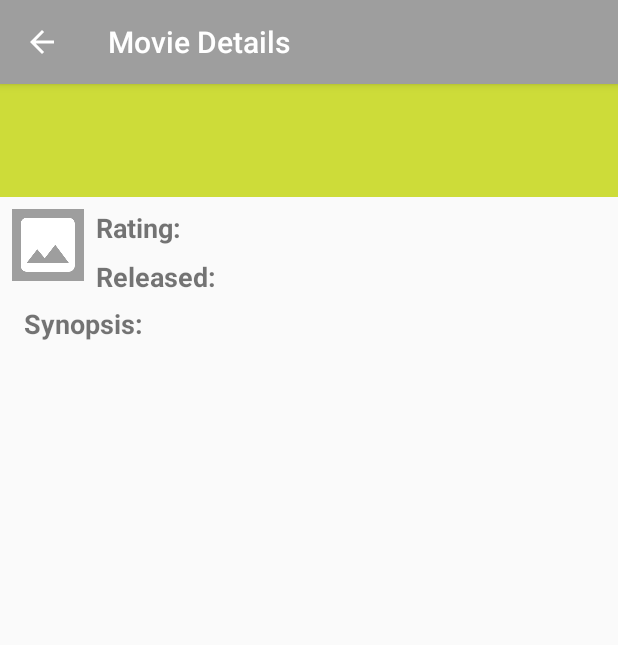
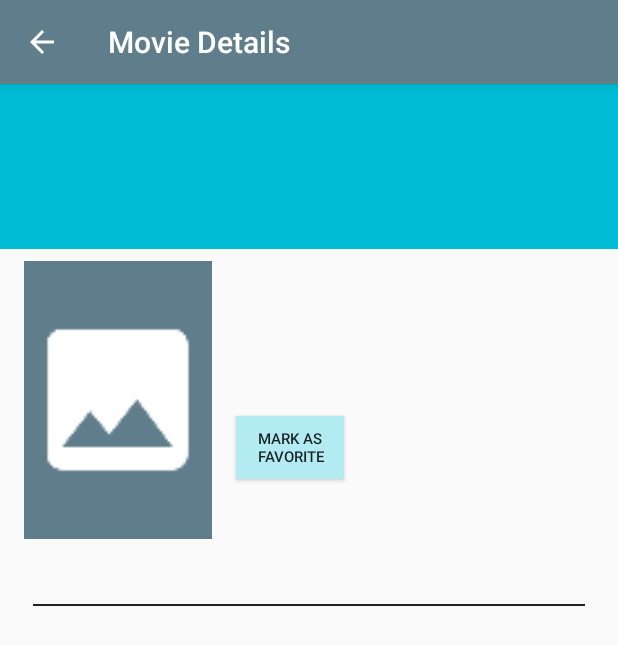
Before and after one commit to alex-dybsetter/popular-movies, an Android app: the DetailActivity screen opened directly, with no data from a screen before it, on a phone screen of 412 x 824 dp. Shown: the top 645 px of the screen. Run offline under Robolectric (Android 15) with nearby library versions, the phone set to English and light mode, and no system bars; our stand-ins replace ButterKnife, Picasso; pictures from the network do not load.

Commit message:
Changed layout to DetailActivity

```diff
--- a/app/src/main/java/net/alexblass/popularmovies1/DetailActivity.java
+++ b/app/src/main/java/net/alexblass/popularmovies1/DetailActivity.java
@@ -21,6 +21,7 @@ public class DetailActivity extends AppCompatActivity {
     @BindView(R.id.detail_synopsis_tv) TextView mSynopsis;
     @BindView(R.id.detail_rating_tv) TextView mRating;
     @BindView(R.id.detail_release_date_tv) TextView mReleaseDate;
+    @BindView(R.id.detail_duration_tv) TextView mDuration;
 
     private Movie currentMovie;
 
@@ -60,6 +61,9 @@ public class DetailActivity extends AppCompatActivity {
                 } else {
                     mReleaseDate.setText(R.string.empty_value);
                 }
+
+                mDuration.setText(getString(
+                        R.string.duration_units, Integer.toString(currentMovie.getDuration())));
             }
         }
     }
--- a/app/src/main/java/net/alexblass/popularmovies1/MainActivityFragment.java
+++ b/app/src/main/java/net/alexblass/popularmovies1/MainActivityFragment.java
@@ -14,6 +14,7 @@ import android.support.v7.preference.PreferenceManager;
 import android.support.v7.widget.GridLayoutManager;
 import android.support.v7.widget.RecyclerView;
 import android.util.DisplayMetrics;
+import android.util.Log;
 import android.view.LayoutInflater;
 import android.view.Menu;
 import android.view.MenuInflater;
--- a/app/src/main/java/net/alexblass/popularmovies1/models/Movie.java
+++ b/app/src/main/java/net/alexblass/popularmovies1/models/Movie.java
@@ -2,6 +2,8 @@ package net.alexblass.popularmovies1.models;
 
 import android.os.Parcel;
 import android.os.Parcelable;
+
+import static android.R.attr.duration;
 
 /**
  * Movie object to store JSON values pulled from the network.
@@ -18,6 +20,7 @@ public class Movie implements Parcelable {
     private String mOverview;
     private double mRating;
     private String mReleaseDate;
+    private int mDuration;
 
     // Base URL for image paths
     private static final String BASE_IMAGE_URL = "http://image.tmdb.org/t/p/";
@@ -26,13 +29,14 @@ public class Movie implements Parcelable {
     private static final String IMAGE_SIZE = "w185";
 
     // Constructor to set the values of a particular Movie
-    public Movie(String id, String title, String img, String overview, double rating, String releaseDate){
+    public Movie(String id, String title, String img, String overview, double rating, String releaseDate, int duration){
         mId = id;
         mTitle = title;
         mImagePath = img;
         mOverview = overview;
         mRating = rating;
         mReleaseDate = releaseDate;
+        mDuration = duration;
     }
 
     private Movie(Parcel source){
@@ -42,6 +46,7 @@ public class Movie implements Parcelable {
         mOverview = source.readString();
         mRating = source.readDouble();
         mReleaseDate = source.readString();
+        mDuration = source.readInt();
     }
 
     public String getId() { return mId; }
@@ -70,6 +75,10 @@ public class Movie implements Parcelable {
         return mReleaseDate;
     }
 
+    public int getDuration() {
+        return mDuration;
+    }
+
     @Override
     public int describeContents() {
         return 0;
@@ -83,6 +92,7 @@ public class Movie implements Parcelable {
         dest.writeString(mOverview);
         dest.writeDouble(mRating);
         dest.writeString(mReleaseDate);
+        dest.writeInt(mDuration);
     }
 
     public static final Creator<Movie> CREATOR = new Creator<Movie>() {
--- a/app/src/main/java/net/alexblass/popularmovies1/utilities/QueryUtils.java
+++ b/app/src/main/java/net/alexblass/popularmovies1/utilities/QueryUtils.java
@@ -3,6 +3,7 @@ package net.alexblass.popularmovies1.utilities;
 import android.text.TextUtils;
 import android.util.Log;
 
+import net.alexblass.popularmovies1.BuildConfig;
 import net.alexblass.popularmovies1.models.Movie;
 
 import org.json.JSONArray;
@@ -152,7 +153,7 @@ public class QueryUtils {
 
                 // Format the release date
                 SimpleDateFormat oldFormat = new SimpleDateFormat("yyyy-MM-dd");
-                SimpleDateFormat myFormat = new SimpleDateFormat("MM-dd-yyyy");
+                SimpleDateFormat myFormat = new SimpleDateFormat("yyyy");
                 String formattedDate = "";
 
                 try {
@@ -163,7 +164,7 @@ public class QueryUtils {
                 }
 
                 Movie newMovie = new Movie(movieId, movieTitle, movieImagePath,
-                                movieOverview, movieRating, formattedDate);
+                                movieOverview, movieRating, formattedDate, getMovieDuration(movieId));
                 movies[i] = newMovie;
             }
         } catch (JSONException e){
@@ -171,4 +172,28 @@ public class QueryUtils {
         }
         return movies;
     }
+
+    private static int getMovieDuration(String id){
+        String movieUrlString = "https://api.themoviedb.org/3/movie/" + id
+                + "?language=en-US&api_key=" + BuildConfig.THE_MOVIE_DB_API_TOKEN;
+
+        URL movieUrl = createUrl(movieUrlString);
+
+        String jsonResponse = null;
+        try {
+            jsonResponse = makeHttpRequest(movieUrl);
+        } catch (IOException e) {
+            Log.e(LOG_TAG, "Problem making the HTTP request", e);
+        }
+
+        int runtime = 0;
+        try{
+            JSONObject baseJsonResponse = new JSONObject(jsonResponse);
+                runtime = baseJsonResponse.getInt("runtime");
+        } catch (JSONException e){
+            Log.e(LOG_TAG, "Problem parsing the JSON response.");
+        }
+
+        return runtime;
+    }
 }
--- a/app/src/main/res/layout/activity_detail.xml
+++ b/app/src/main/res/layout/activity_detail.xml
@@ -1,85 +1,121 @@
 <?xml version="1.0" encoding="utf-8"?>
 <ScrollView xmlns:android="http://schemas.android.com/apk/res/android"
+    xmlns:app="http://schemas.android.com/apk/res-auto"
+    xmlns:tools="http://schemas.android.com/tools"
     android:layout_width="match_parent"
     android:layout_height="match_parent">
 
-    <RelativeLayout
+    <android.support.constraint.ConstraintLayout
         android:layout_width="match_parent"
         android:layout_height="match_parent">
 
         <TextView
             android:id="@+id/detail_title_tv"
-            android:layout_width="match_parent"
+            android:layout_width="0dp"
             android:layout_height="wrap_content"
             android:background="@color/colorAccent"
             android:fontFamily="sans-serif"
-            android:padding="16dp"
+            android:paddingLeft="16dp"
+            android:paddingRight="16dp"
+            android:paddingTop="28dp"
+            android:paddingBottom="28dp"
             android:textColor="@android:color/white"
-            android:textSize="32sp" />
+            android:textSize="40sp"
+            tools:text="Title"
+            app:layout_constraintRight_toRightOf="parent"
+            app:layout_constraintTop_toTopOf="parent"
+            app:layout_constraintLeft_toLeftOf="parent" />
 
         <ImageView
             android:id="@+id/detail_imageview"
+            android:layout_width="125dp"
+            android:layout_height="185dp"
+            android:layout_below="@id/detail_title_tv"
+            android:layout_marginStart="16dp"
+            android:background="@color/colorPrimary"
+            android:src="@drawable/ic_photo_white_48dp"
+            android:layout_marginEnd="16dp"
+            android:layout_marginTop="8dp"
+            app:layout_constraintTop_toBottomOf="@+id/detail_title_tv"
+            android:layout_marginLeft="16dp"
+            app:layout_constraintLeft_toLeftOf="parent" />
+
+        <TextView
+            android:id="@+id/detail_release_date_tv"
+            android:layout_width="wrap_content"
+            android:layout_height="wrap_content"
+            android:textColor="@color/secondary_text"
+            android:textSize="24sp"
+            tools:text="2015"
+            android:layout_marginStart="24dp"
+            android:layout_marginTop="8dp"
+            app:layout_constraintTop_toBottomOf="@+id/detail_title_tv"
+            app:layout_constraintLeft_toRightOf="@+id/detail_imageview"
+            android:layout_marginLeft="24dp" />
+
+
+        <TextView
+            android:id="@+id/detail_duration_tv"
+            android:layout_width="wrap_content"
+            android:layout_height="wrap_content"
+            tools:text="120 min"
+            android:textStyle="italic"
+            android:textSize="20sp"
+            android:textColor="@color/secondary_text"
+            android:layout_marginLeft="-8dp"
+            app:layout_constraintLeft_toLeftOf="@+id/detail_release_date_tv"
+            android:layout_marginTop="8dp"
+            app:layout_constraintTop_toBottomOf="@+id/detail_release_date_tv" />
+
+        <TextView
+            android:id="@+id/detail_rating_tv"
             android:layout_width="wrap_content"
             android:layout_height="wrap_content"
             android:layout_below="@id/detail_title_tv"
-            android:layout_margin="8dp"
-            android:layout_marginLeft="16dp"
-            android:background="@color/colorPrimary"
-            android:src="@drawable/ic_photo_white_48dp" />
-
-        <TextView
-            android:id="@+id/rating_text"
-            style="@style/labels"
-            android:layout_width="wrap_content"
-            android:layout_height="wrap_content"
-            android:layout_below="@id/detail_title_tv"
+            tools:text="5/10"
+            android:textColor="@color/primary_text"
+            app:layout_constraintLeft_toLeftOf="@+id/detail_duration_tv"
             android:layout_marginTop="8dp"
-            android:layout_toRightOf="@id/detail_imageview"
-            android:text="@string/rating" />
-
-        <TextView
-            android:id="@+id/detail_rating_tv"
-            style="@style/values"
-            android:layout_width="wrap_content"
-            android:layout_height="wrap_content"
-            android:layout_below="@id/detail_title_tv"
-            android:layout_marginTop="8dp"
-            android:layout_toRightOf="@id/rating_text" />
-
-        <TextView
-            android:id="@+id/release_date_text"
-            style="@style/labels"
-            android:layout_width="wrap_content"
-            android:layout_height="wrap_content"
-            android:layout_below="@id/rating_text"
-            android:layout_toRightOf="@id/detail_imageview"
-            android:text="@string/released" />
-
-        <TextView
-            android:id="@+id/detail_release_date_tv"
-            style="@style/values"
-            android:layout_width="wrap_content"
-            android:layout_height="wrap_content"
-            android:layout_below="@id/detail_rating_tv"
-            android:layout_toRightOf="@id/release_date_text" />
-
-        <TextView
-            android:id="@+id/synopsis_text"
-            style="@style/labels"
-            android:layout_width="match_parent"
-            android:layout_height="wrap_content"
-            android:layout_below="@id/detail_imageview"
-            android:layout_marginLeft="16dp"
-            android:layout_marginTop="8dp"
-            android:text="@string/synopsis" />
+            app:layout_constraintTop_toBottomOf="@+id/detail_duration_tv" />
 
         <TextView
             android:id="@+id/detail_synopsis_tv"
-            style="@style/values"
-            android:layout_width="wrap_content"
+            android:layout_width="match_parent"
             android:layout_height="wrap_content"
-            android:layout_below="@id/synopsis_text"
-            android:layout_marginLeft="16dp" />
+            tools:text="Summary goes here."
+            app:layout_constraintLeft_toLeftOf="@+id/detail_imageview"
+            app:layout_constraintRight_toRightOf="parent"
+            android:layout_marginLeft="16dp"
+            android:layout_marginTop="16dp"
+            android:layout_marginRight="16dp"
+            app:layout_constraintTop_toBottomOf="@+id/detail_imageview" />
 
-    </RelativeLayout>
+        <Button
+            android:id="@+id/favorite_button"
+            android:padding="8dp"
+            android:textSize="10sp"
+            android:background="@color/accent_light"
+            android:layout_width="72dp"
+            android:layout_height="42dp"
+            android:text="@string/favorite_btn_txt"
+            app:layout_constraintLeft_toLeftOf="@+id/detail_rating_tv"
+            android:layout_marginTop="8dp"
+            app:layout_constraintTop_toBottomOf="@+id/detail_rating_tv" />
+
+        <View
+            android:id="@+id/divider"
+            android:layout_width="368dp"
+            android:layout_height="1dp"
+            android:background="@color/divider"
+            android:layout_margin="8dp"
+            app:layout_constraintTop_toBottomOf="@+id/detail_synopsis_tv"
+            android:layout_marginTop="16dp"
+            android:layout_marginRight="8dp"
+            app:layout_constraintRight_toRightOf="parent"
+            android:layout_marginLeft="8dp"
+            app:layout_constraintLeft_toLeftOf="parent"
+            android:layout_marginStart="8dp"
+            android:layout_marginEnd="8dp" />
+
+    </android.support.constraint.ConstraintLayout>
 </ScrollView>
--- a/app/src/main/res/values/colors.xml
+++ b/app/src/main/res/values/colors.xml
@@ -1,11 +1,15 @@
 <?xml version="1.0" encoding="utf-8"?>
 <resources>
-    <color name="colorPrimary">#9E9E9E</color>
-    <color name="colorPrimaryDark">#616161</color>
-    <color name="colorAccent">#cddc39</color>
-    <color name="primary_light">#F5F5F5</color>
+    <color name="colorPrimary">#607D8B</color>
+    <color name="colorPrimaryDark">#455A64</color>
+    <color name="colorAccent">#00BCD4</color>
+    <color name="primary_light">#CFD8DC</color>
+
+    <color name="accent_dark">#0097A7</color>
+    <color name="accent_light">#B2EBF2</color>
+
     <color name="primary_text">#212121</color>
     <color name="secondary_text">#757575</color>
-    <color name="icons">#212121</color>
-    <color name="divider">#BDBDBD</color>
+    <color name="icons">#FFFFFF</color>
+    <color name="divider">#212121</color>
 </resources>
--- a/app/src/main/res/values/strings.xml
+++ b/app/src/main/res/values/strings.xml
@@ -1,4 +1,4 @@
-<resources>
+<resources xmlns:xliff="http://schemas.android.com/apk/res-auto">
     <string name="app_name">Popular Movies</string>
     <string name="detail_activity">Movie Details</string>
     <!--Display this string when there is no internet connectivity-->
@@ -7,10 +7,14 @@
     <string name="no_results">No movies found.</string>
     <!--Menu item to sort movies by popularity-->
 
-    <string name="synopsis">Synopsis:</string>
-    <string name="rating">Rating:</string>
-    <string name="released">Released:</string>
+    <!--Text for favorite button-->
+    <string name="favorite_btn_txt">Mark as favorite</string>
+    <!--Empty string for when there is no value for something in the Movie DB-->
     <string name="empty_value">No information found.</string>
+
+    <string name="duration_units">
+        <xliff:g id="mins">%1$s</xliff:g> mins
+    </string>
 
 
     <string name="settings_activity">Settings</string>
--- a/app/src/main/res/values/styles.xml
+++ b/app/src/main/res/values/styles.xml
@@ -9,17 +9,4 @@
         <item name="preferenceTheme">@style/PreferenceThemeOverlay</item>
     </style>
 
-    <style name="labels">
-        <item name="android:textStyle">bold</item>
-        <item name="android:textSize">18sp</item>
-        <item name="android:layout_marginRight">8dp</item>
-        <item name="android:layout_marginBottom">8dp</item>
-    </style>
-
-    <style name="values">
-        <item name="android:textSize">18sp</item>
-        <item name="android:layout_marginRight">8dp</item>
-        <item name="android:layout_marginBottom">8dp</item>
-    </style>
-
 </resources>
```
